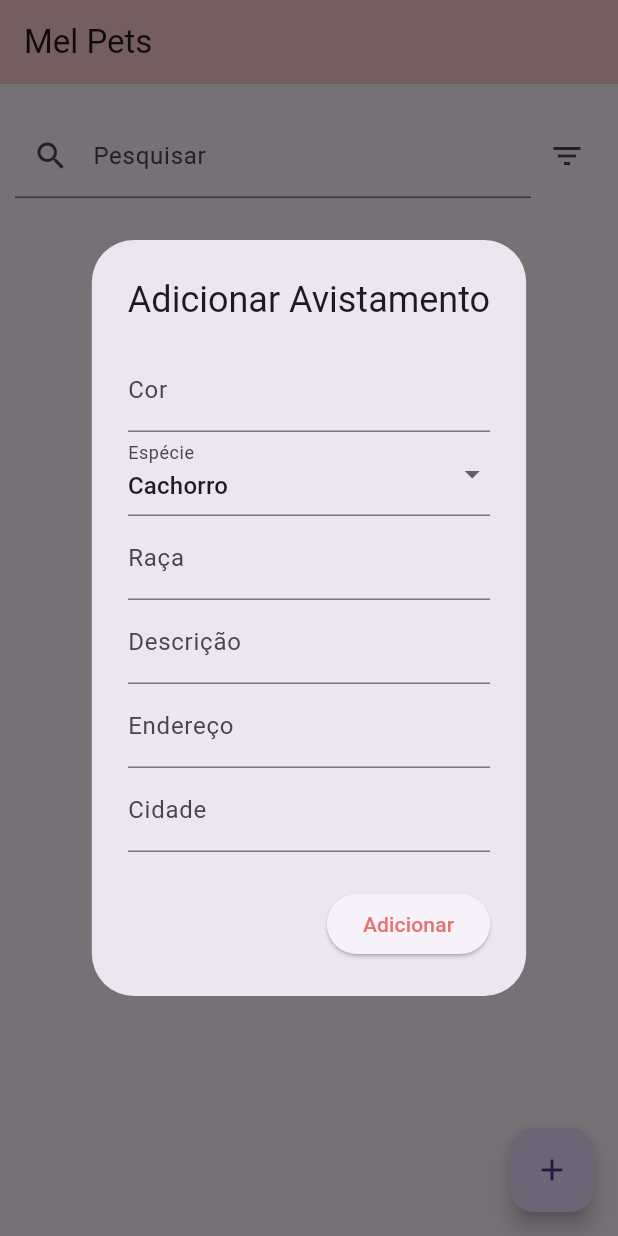
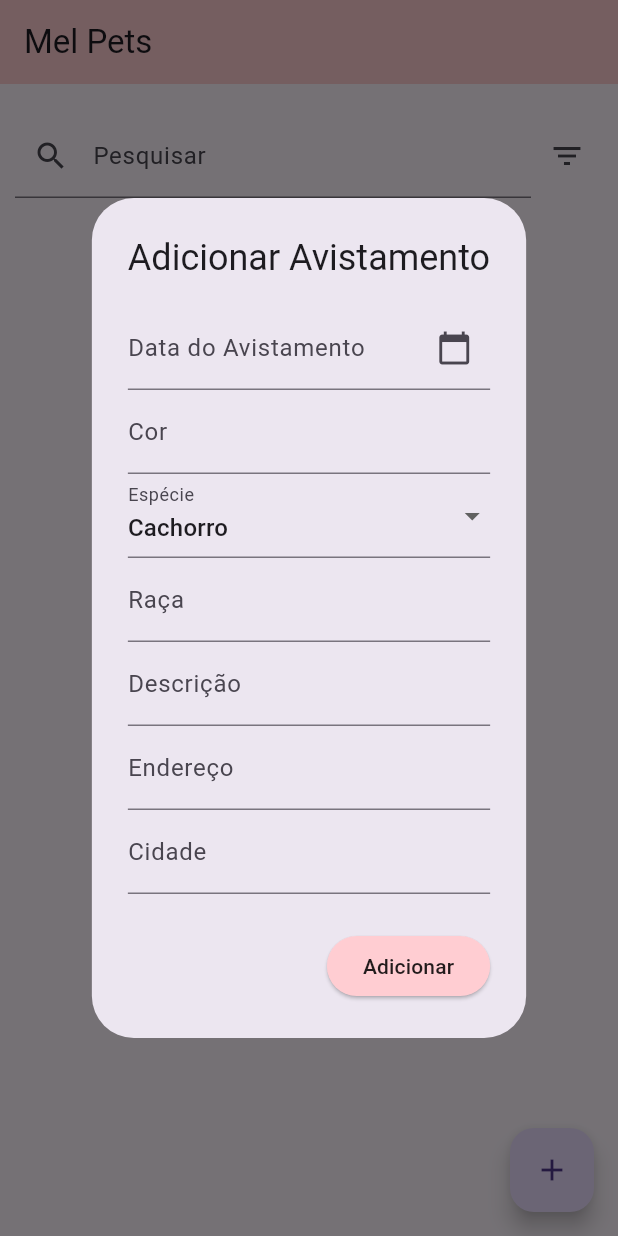
Before and after one commit to Gus-Vilela/mel-pets-flutter, a Flutter app: the SightedPage screen opened directly, after a tap on the "add" icon, on a phone screen of 412 x 824 dp. Run offline on Flutter 3.47's test engine with Material 3 defaults, Android fonts, the phone set to English and light mode, and no system bars; our stand-ins replace cloud_firestore, firebase_auth, firebase_core; accounts and stored records are empty.

Commit message:
Add Validated DatePicker/DateOfSight and Standard design button

```diff
--- a/lib/models/sighted.dart
+++ b/lib/models/sighted.dart
@@ -38,6 +38,7 @@ class Sighted {
   }
 
   factory Sighted.fromMap(Map<String, dynamic> map) {
+    print(map);
     return Sighted(
       id: map['id'] as String,
       dateOfSight: map['dateOfSight'] == null
--- a/lib/pages/sighted_page.dart
+++ b/lib/pages/sighted_page.dart
@@ -6,6 +6,7 @@ import 'package:projeto/repositories/sighted_repository.dart';
 import 'package:projeto/services/auth.service.dart';
 import 'package:provider/provider.dart';
 import 'package:uuid/uuid.dart';
+import 'package:intl/intl.dart';
 
 class SightedPage extends StatefulWidget {
   const SightedPage({super.key});
@@ -136,8 +137,14 @@ class _SightedPageState extends State<SightedPage> {
               });
               Navigator.pop(context);
             },
-            items: <String>['Cor', 'Raça', 'Descrição', 'Endereço', 'Cidade']
-                .map<DropdownMenuItem<String>>((String value) {
+            items: <String>[
+              'Cor',
+              'Raça',
+              'Descrição',
+              'Endereço',
+              'Cidade',
+              'Visto em'
+            ].map<DropdownMenuItem<String>>((String value) {
               return DropdownMenuItem<String>(
                 value: value,
                 child: Text(value),
@@ -166,12 +173,30 @@ class _AddSightingDialogState extends State<_AddSightingDialog> {
   late String _description;
   late String _address;
   late String _city;
-  late DateTime _dateOfSight;
+  DateTime? _dateOfSight;
+  late TextEditingController _dateController;
 
   @override
   void initState() {
     super.initState();
     _type = PetType.cachorro;
+    // _dateOfSight = DateTime.now();
+    _dateController = TextEditingController();
+  }
+
+  Future<void> _selectDate(BuildContext context) async {
+    final DateTime? picked = await showDatePicker(
+      context: context,
+      initialDate: DateTime.now(),
+      firstDate: DateTime(2015, 8),
+      lastDate: DateTime.now(),
+    );
+    if (picked != null && picked != _dateOfSight) {
+      setState(() {
+        _dateOfSight = picked;
+        _dateController.text = DateFormat('dd/MM/yyyy').format(_dateOfSight!);
+      });
+    }
   }
 
   @override
@@ -183,9 +208,26 @@ class _AddSightingDialogState extends State<_AddSightingDialog> {
           crossAxisAlignment: CrossAxisAlignment.start,
           children: [
             TextField(
-              decoration: InputDecoration(labelText: 'Cor', focusedBorder: UnderlineInputBorder(
+              controller: _dateController,
+              readOnly:true,
+              decoration: InputDecoration(
+                labelText: 'Data do Avistamento',
+                focusedBorder: UnderlineInputBorder(
                   borderSide: BorderSide(color: Colors.red[400]!),
-                  ),),
+                ),
+                suffixIcon: IconButton(
+                  icon: const Icon(Icons.calendar_today),
+                  onPressed: () => _selectDate(context),
+                ),
+              ),
+            ),
+            TextField(
+              decoration: InputDecoration(
+                labelText: 'Cor',
+                focusedBorder: UnderlineInputBorder(
+                  borderSide: BorderSide(color: Colors.red[400]!),
+                ),
+              ),
               onChanged: (value) => _color = value,
             ),
             DropdownButtonFormField<PetType>(
@@ -209,35 +251,47 @@ class _AddSightingDialogState extends State<_AddSightingDialog> {
                   child: Text('Outro'),
                 ),
               ],
-              decoration: InputDecoration(labelText: 'Espécie', focusedBorder: UnderlineInputBorder(
+              decoration: InputDecoration(
+                labelText: 'Espécie',
+                focusedBorder: UnderlineInputBorder(
                   borderSide: BorderSide(color: Colors.red[400]!),
-                  ),),
+                ),
+              ),
             ),
             TextField(
-              decoration: InputDecoration(labelText: 'Raça',
+              decoration: InputDecoration(
+                labelText: 'Raça',
                 focusedBorder: UnderlineInputBorder(
                   borderSide: BorderSide(color: Colors.red[400]!),
                 ),
               ),
               onChanged: (value) => _breed = value,
-
             ),
             TextField(
-              decoration: InputDecoration(labelText: 'Descrição', focusedBorder: UnderlineInputBorder(
+              decoration: InputDecoration(
+                labelText: 'Descrição',
+                focusedBorder: UnderlineInputBorder(
                   borderSide: BorderSide(color: Colors.red[400]!),
-                  ),),
+                ),
+              ),
               onChanged: (value) => _description = value,
             ),
             TextField(
-              decoration:  InputDecoration(labelText: 'Endereço', focusedBorder: UnderlineInputBorder(
+              decoration: InputDecoration(
+                labelText: 'Endereço',
+                focusedBorder: UnderlineInputBorder(
                   borderSide: BorderSide(color: Colors.red[400]!),
-                  ),),
+                ),
+              ),
               onChanged: (value) => _address = value,
             ),
             TextField(
-              decoration:  InputDecoration(labelText: 'Cidade', focusedBorder: UnderlineInputBorder(
+              decoration: InputDecoration(
+                labelText: 'Cidade',
+                focusedBorder: UnderlineInputBorder(
                   borderSide: BorderSide(color: Colors.red[400]!),
-                  ),),
+                ),
+              ),
               onChanged: (value) => _city = value,
             ),
           ],
@@ -261,10 +315,11 @@ class _AddSightingDialogState extends State<_AddSightingDialog> {
             Navigator.pop(context);
           },
           style: ButtonStyle(
-            foregroundColor:MaterialStateProperty.all<Color?>(Colors.red[300]),
+            foregroundColor: MaterialStateProperty.all<Color?>(Colors.black87),
+            backgroundColor: MaterialStateProperty.resolveWith<Color?>(
+                (states) => Colors.red[100]),
           ),
           child: const Text('Adicionar'),
-
         ),
       ],
     );
```
Also changed, not shown: lib/pages/sighted_details_page.dart (+14 -3 lines). Lines whose indentation alone changed are shown as unchanged.
